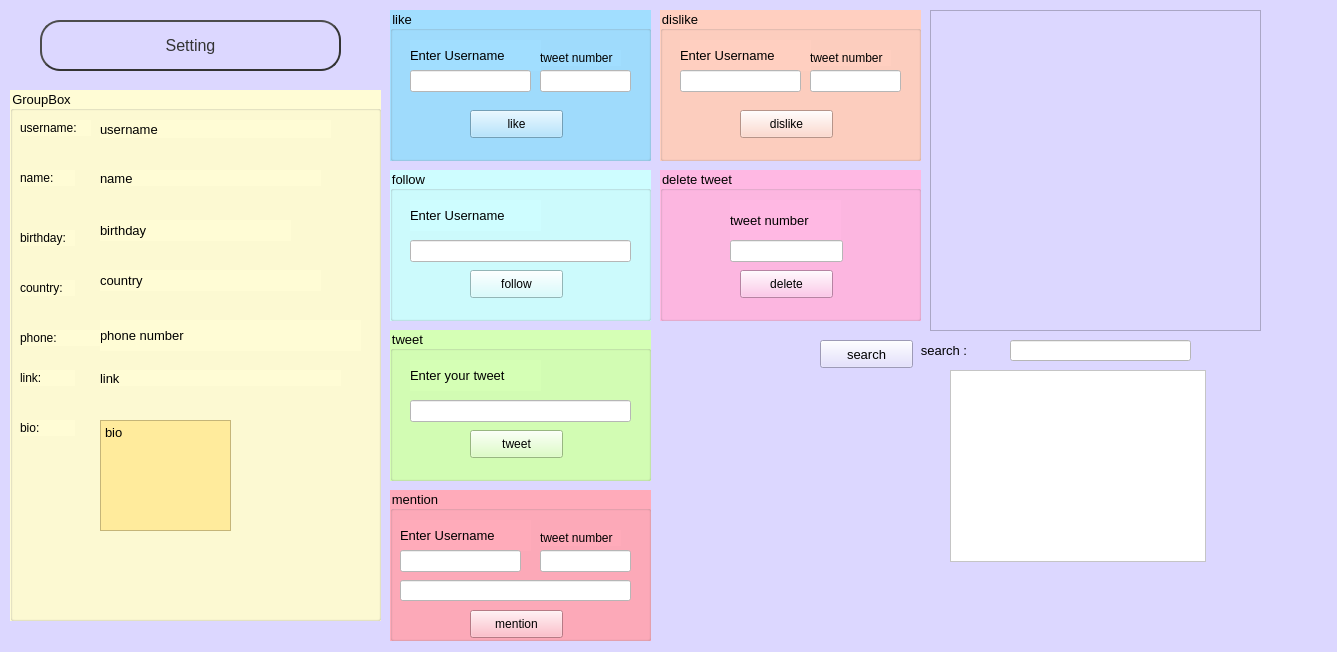
Before: the Qt Designer form profile.ui in romina-kh/project2_rm, drawn with Qt 5.
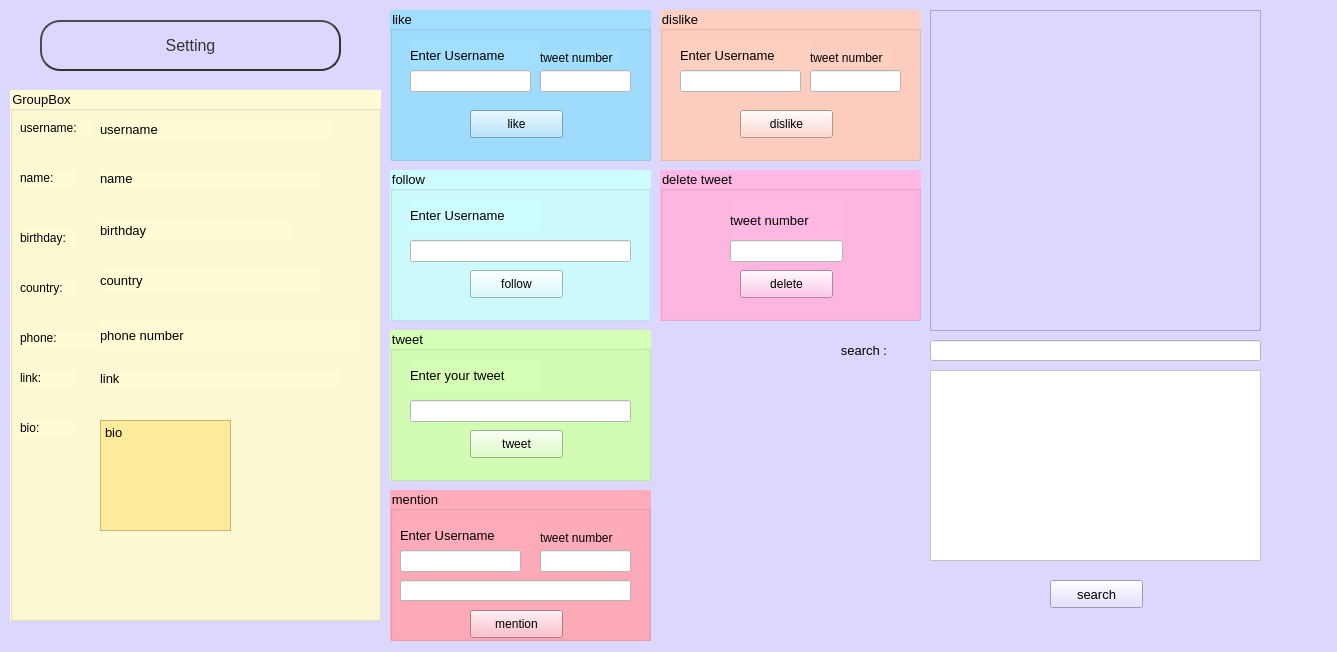
After: the same form once the commit is applied.

Diff of the .ui file:
```diff
--- a/profile.ui
+++ b/profile.ui
@@ -617,9 +617,9 @@
   <widget class="QLineEdit" name="ln_search_pro">
    <property name="geometry">
     <rect>
-     <x>1010</x>
+     <x>930</x>
      <y>340</y>
-     <width>181</width>
+     <width>331</width>
      <height>21</height>
     </rect>
    </property>
@@ -630,7 +630,7 @@
   <widget class="QLabel" name="label">
    <property name="geometry">
     <rect>
-     <x>910</x>
+     <x>830</x>
      <y>340</y>
      <width>91</width>
      <height>20</height>
@@ -732,8 +732,8 @@
   <widget class="QPushButton" name="btn_search">
    <property name="geometry">
     <rect>
-     <x>820</x>
-     <y>340</y>
+     <x>1050</x>
+     <y>580</y>
      <width>93</width>
      <height>28</height>
     </rect>
@@ -745,10 +745,10 @@
   <widget class="QTextBrowser" name="textBrowser_pro">
    <property name="geometry">
     <rect>
-     <x>950</x>
+     <x>930</x>
      <y>370</y>
-     <width>256</width>
-     <height>192</height>
+     <width>331</width>
+     <height>191</height>
     </rect>
    </property>
    <property name="styleSheet">
```
